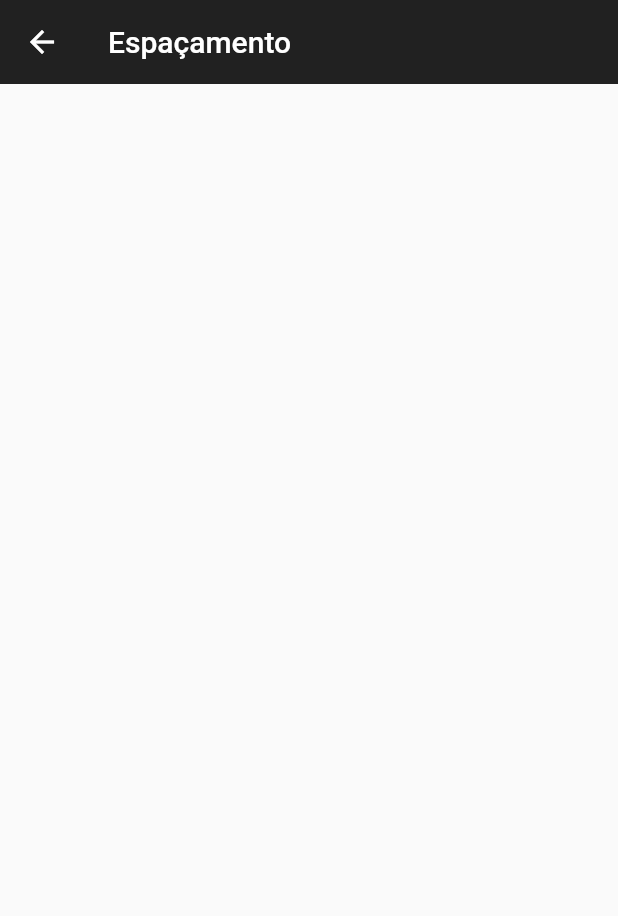
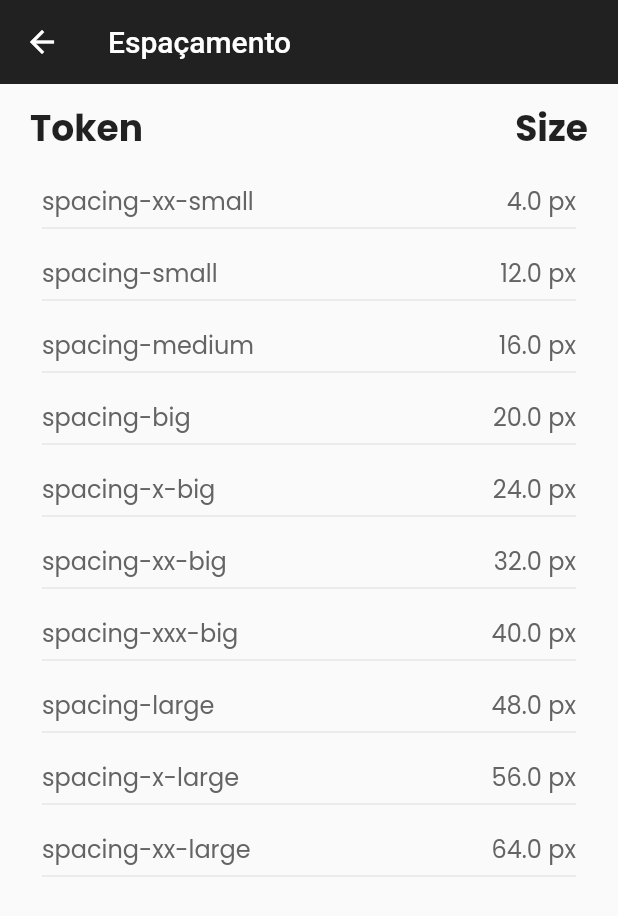
Before and after one commit to aquinoartur/cwi_wiser, a Flutter app: the SpacingScreen screen opened by its route, on a phone screen of 412 x 824 dp. Shown: the top 916 px of the screen. Run offline on Flutter 3.47's test engine with Material 2 defaults, Android fonts, the phone set to English and light mode, and no system bars; our stand-ins replace google_fonts, lottie.

Commit message:
colors, spacings and tipography

```diff
--- a/lib/example/example_screen.dart
+++ b/lib/example/example_screen.dart
@@ -3,6 +3,7 @@ import 'package:cwi_wiser/tokens/tokens.g.dart';
 import 'package:flutter/material.dart';
 
 import 'atoms/atoms_screen.dart';
+import 'molecules/molecules_screen.dart';
 
 class ExampleScreen extends StatefulWidget {
   static const String routeName = '/example';
@@ -56,7 +57,7 @@ class _ExampleScreenState extends State<ExampleScreen>
                   // TAB 1
                   AtomsScreen(),
                   // TAB 2
-                  SizedBox.expand(),
+                  MoleculesScreen(),
                   // TAB 3
                   SizedBox.expand(),
                   // TAB 4
--- a/lib/example/tokens/screens/spacing/spacing_screen.dart
+++ b/lib/example/tokens/screens/spacing/spacing_screen.dart
@@ -1,10 +1,16 @@
+import 'package:cwi_wiser/core/extension/spacing_extension.dart';
 import 'package:cwi_wiser/tokens/tokens.g.dart';
 import 'package:flutter/material.dart';
 
-class SpacingScreen extends StatelessWidget {
+class SpacingScreen extends StatefulWidget {
   static const String routeName = '/spacing';
   const SpacingScreen({super.key});
 
+  @override
+  State<SpacingScreen> createState() => _SpacingScreenState();
+}
+
+class _SpacingScreenState extends State<SpacingScreen> {
   @override
   Widget build(BuildContext context) {
     return Scaffold(
@@ -13,17 +19,91 @@ class SpacingScreen extends StatelessWidget {
         backgroundColor: context.tokens.color.neutralShade,
         elevation: 0,
       ),
-      body: GridView(
-        gridDelegate: const SliverGridDelegateWithFixedCrossAxisCount(
-          crossAxisCount: 2,
-          mainAxisSpacing: 10,
-          crossAxisSpacing: 10,
-          mainAxisExtent: 210,
-        ),
-        children: const [
-          // ---------------------------------------
+      body: ListView(
+        padding: context.tokens.spacing.spacingBig,
+        children: [
+          Row(
+            mainAxisAlignment: MainAxisAlignment.spaceBetween,
+            children: [
+              Text(
+                'Token',
+                style: context.tokens.textStyle.heading3,
+              ),
+              Text(
+                'Size',
+                style: context.tokens.textStyle.heading3,
+              ),
+            ],
+          ),
+          const SizedBox(height: 20),
+          spacingInfo(
+            name: 'spacing-xx-small',
+            value: context.tokens.spacing.spacingXxSmall.str,
+          ),
+          spacingInfo(
+            name: 'spacing-small',
+            value: context.tokens.spacing.spacingSmall.str,
+          ),
+          spacingInfo(
+            name: 'spacing-medium',
+            value: context.tokens.spacing.spacingMedium.str,
+          ),
+          spacingInfo(
+            name: 'spacing-big',
+            value: context.tokens.spacing.spacingBig.str,
+          ),
+          spacingInfo(
+            name: 'spacing-x-big',
+            value: context.tokens.spacing.spacingXBig.str,
+          ),
+          spacingInfo(
+            name: 'spacing-xx-big',
+            value: context.tokens.spacing.spacingXxBig.value.toString(),
+          ),
+          spacingInfo(
+            name: 'spacing-xxx-big',
+            value: context.tokens.spacing.spacingXxxBig.value.toString(),
+          ),
+          spacingInfo(
+            name: 'spacing-large',
+            value: context.tokens.spacing.spacingLarge.value.toString(),
+          ),
+          spacingInfo(
+            name: 'spacing-x-large',
+            value: context.tokens.spacing.spacingXLarge.value.toString(),
+          ),
+          spacingInfo(
+            name: 'spacing-xx-large',
+            value: context.tokens.spacing.spacingXxLarge.value.toString(),
+          ),
         ],
       ),
     );
   }
+
+  Widget spacingInfo({required String name, required String value}) => Padding(
+        padding: context.tokens.spacing.spacingXSmall,
+        child: Column(
+          children: [
+            Row(
+              mainAxisAlignment: MainAxisAlignment.spaceBetween,
+              children: [
+                Text(
+                  name,
+                  style: context.tokens.textStyle.paragraphCopy.copyWith(
+                    color: context.tokens.color.neutralMain,
+                  ),
+                ),
+                Text(
+                  '$value px',
+                  style: context.tokens.textStyle.paragraphCopy.copyWith(
+                    color: context.tokens.color.neutralMain,
+                  ),
+                ),
+              ],
+            ),
+            const Divider(),
+          ],
+        ),
+      );
 }
--- a/lib/main.dart
+++ b/lib/main.dart
@@ -5,7 +5,6 @@ import 'package:flutter/material.dart';
 import 'core/theme/wiser_theme.dart';
 import 'example/splash/splash_screen.dart';
 import 'example/tokens/screens/colors/colors_screen.dart';
-import 'example/tokens/screens/grids/grid_screen.dart';
 import 'example/tokens/screens/spacing/spacing_screen.dart';
 import 'example/tokens/screens/typography/typography_screen.dart';
 
@@ -35,7 +34,6 @@ class WiserDesignSystem extends StatelessWidget {
               const TypographyScreen(),
           SpacingScreen.routeName: (BuildContext context) =>
               const SpacingScreen(),
-          GridScreen.routeName: (BuildContext context) => const GridScreen(),
         },
       ),
     );
```
Also changed, not shown: lib/core/extension/spacing_extension.dart (+8 -7 lines), lib/example/atoms/atoms_screen.dart (+6 -35 lines), lib/example/molecules/molecules_screen.dart (added, +30 -0 lines), lib/example/tokens/screens/grids/grid_screen.dart (deleted, +0 -29 lines), lib/example/tokens/screens/tokens_screen.dart (+1 -8 lines), lib/example/tokens/screens/typography/typography_screen.dart (+39 -9 lines), lib/example/tokens/widgets/text_header.dart (added, +21 -0 lines), lib/example/tokens/widgets/text_style_content.dart (added, +41 -0 lines).
